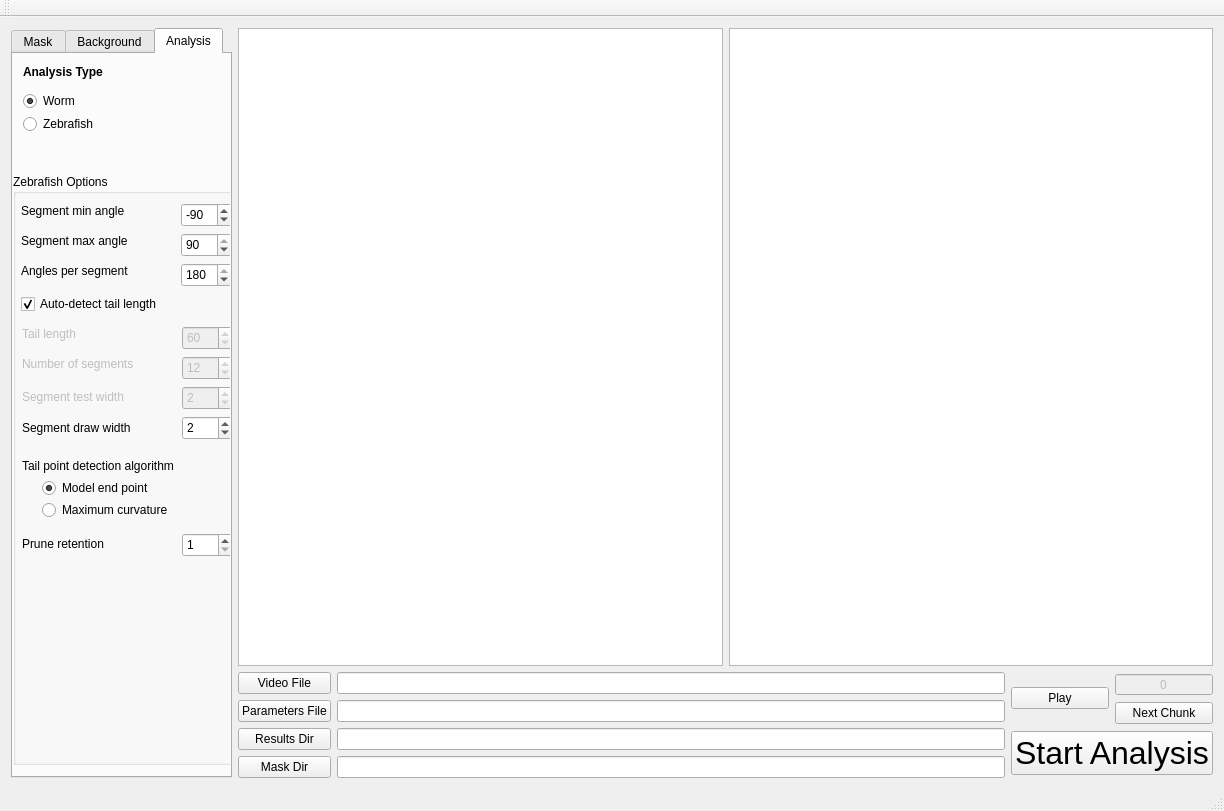
Old version of the form tierpsy/gui/QtDesignerFiles/GetMaskParams.ui in the repository ver228/tierpsy-tracker.
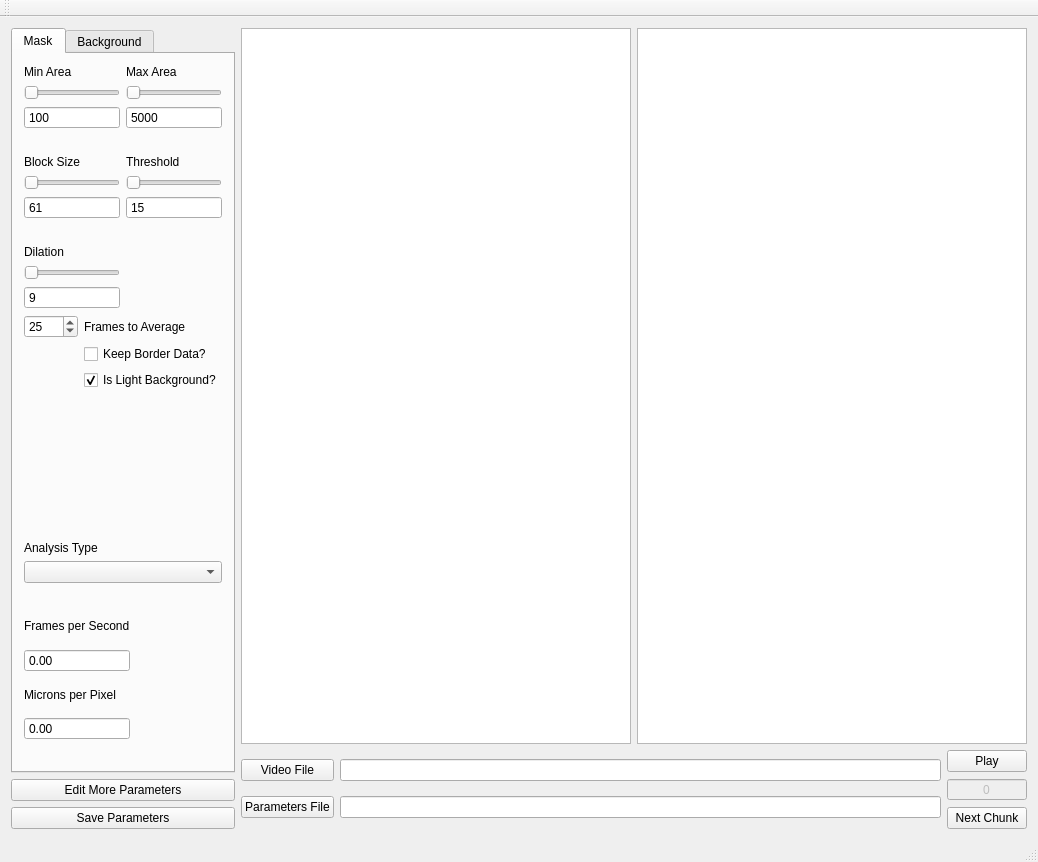
New version of the form. The open tabs and pages were chosen to show the change.

Diff of the .ui file:
```diff
--- a/tierpsy/gui/QtDesignerFiles/GetMaskParams.ui
+++ b/tierpsy/gui/QtDesignerFiles/GetMaskParams.ui
@@ -6,8 +6,8 @@
    <rect>
     <x>0</x>
     <y>0</y>
-    <width>1224</width>
-    <height>811</height>
+    <width>1038</width>
+    <height>862</height>
    </rect>
   </property>
   <property name="windowTitle">
@@ -18,6 +18,8 @@
     <item>
      <layout class="QHBoxLayout" name="horizontalLayout_5" stretch="0,8">
       <item>
+       <layout class="QVBoxLayout" name="verticalLayout_5">
+        <item>
        <widget class="QTabWidget" name="tabWidget">
         <property name="sizePolicy">
          <sizepolicy hsizetype="MinimumExpanding" vsizetype="MinimumExpanding">
@@ -29,21 +31,169 @@
          <string notr="true"/>
         </property>
         <property name="currentIndex">
-         <number>1</number>
+           <number>0</number>
         </property>
         <widget class="QWidget" name="tab_mask">
          <attribute name="title">
           <string>Mask</string>
          </attribute>
-         <layout class="QVBoxLayout" name="verticalLayout_2">
-          <item>
+           <layout class="QGridLayout" name="gridLayout_6">
+            <item row="2" column="0">
+             <layout class="QGridLayout" name="gridLayout_5">
+              <item row="3" column="1">
+               <widget class="QLabel" name="label_min_area_2">
+                <property name="sizePolicy">
+                 <sizepolicy hsizetype="Preferred" vsizetype="Minimum">
+                  <horstretch>0</horstretch>
+                  <verstretch>0</verstretch>
+                 </sizepolicy>
+                </property>
+                <property name="text">
+                 <string>Frames per Second</string>
+                </property>
+               </widget>
+              </item>
+              <item row="8" column="1" colspan="2">
+               <spacer name="horizontalSpacer_4">
+                <property name="orientation">
+                 <enum>Qt::Horizontal</enum>
+                </property>
+                <property name="sizeHint" stdset="0">
+                 <size>
+                  <width>40</width>
+                  <height>20</height>
+                 </size>
+                </property>
+               </spacer>
+              </item>
+              <item row="6" column="1">
+               <widget class="QDoubleSpinBox" name="p_microns_per_pixel">
+                <property name="frame">
+                 <bool>true</bool>
+                </property>
+                <property name="buttonSymbols">
+                 <enum>QAbstractSpinBox::NoButtons</enum>
+                </property>
+                <property name="accelerated">
+                 <bool>false</bool>
+                </property>
+                <property name="keyboardTracking">
+                 <bool>true</bool>
+                </property>
+               </widget>
+              </item>
+              <item row="0" column="1">
+               <widget class="QLabel" name="label_max_aea_2">
+                <property name="sizePolicy">
+                 <sizepolicy hsizetype="Preferred" vsizetype="Maximum">
+                  <horstretch>0</horstretch>
+                  <verstretch>0</verstretch>
+                 </sizepolicy>
+                </property>
+                <property name="text">
+                 <string>Analysis Type</string>
+                </property>
+               </widget>
+              </item>
+              <item row="2" column="1" colspan="2">
+               <spacer name="horizontalSpacer_5">
+                <property name="orientation">
+                 <enum>Qt::Horizontal</enum>
+                </property>
+                <property name="sizeHint" stdset="0">
+                 <size>
+                  <width>40</width>
+                  <height>20</height>
+                 </size>
+                </property>
+               </spacer>
+              </item>
+              <item row="1" column="1" colspan="2">
+               <widget class="QComboBox" name="p_analysis_type"/>
+              </item>
+              <item row="5" column="1">
+               <widget class="QLabel" name="label_min_area_3">
+                <property name="sizePolicy">
+                 <sizepolicy hsizetype="Preferred" vsizetype="Minimum">
+                  <horstretch>0</horstretch>
+                  <verstretch>0</verstretch>
+                 </sizepolicy>
+                </property>
+                <property name="text">
+                 <string>Microns per Pixel</string>
+                </property>
+               </widget>
+              </item>
+              <item row="4" column="1">
+               <widget class="QDoubleSpinBox" name="p_expected_fps">
+                <property name="enabled">
+                 <bool>true</bool>
+                </property>
+                <property name="buttonSymbols">
+                 <enum>QAbstractSpinBox::NoButtons</enum>
+                </property>
+               </widget>
+              </item>
+             </layout>
+            </item>
+            <item row="1" column="0">
+             <layout class="QFormLayout" name="formLayout">
+              <property name="sizeConstraint">
+               <enum>QLayout::SetDefaultConstraint</enum>
+              </property>
+              <property name="fieldGrowthPolicy">
+               <enum>QFormLayout::FieldsStayAtSizeHint</enum>
+              </property>
+              <item row="1" column="0">
+               <widget class="QSpinBox" name="p_compression_buff">
+                <property name="buttonSymbols">
+                 <enum>QAbstractSpinBox::UpDownArrows</enum>
+                </property>
+                <property name="minimum">
+                 <number>1</number>
+                </property>
+                <property name="maximum">
+                 <number>1000</number>
+                </property>
+                <property name="value">
+                 <number>25</number>
+                </property>
+               </widget>
+              </item>
+              <item row="1" column="1">
+               <widget class="QLabel" name="label_5">
+                <property name="text">
+                 <string>Frames to Average</string>
+                </property>
+               </widget>
+              </item>
+              <item row="2" column="1">
+               <widget class="QCheckBox" name="p_keep_border_data">
+                <property name="text">
+                 <string>Keep Border Data?</string>
+                </property>
+               </widget>
+              </item>
+              <item row="3" column="1">
+               <widget class="QCheckBox" name="p_is_light_background">
+                <property name="text">
+                 <string>Is Light Background?</string>
+                </property>
+                <property name="checked">
+                 <bool>true</bool>
+                </property>
+               </widget>
+              </item>
+             </layout>
+            </item>
+            <item row="0" column="0">
            <layout class="QVBoxLayout" name="verticalLayout">
             <item>
              <layout class="QGridLayout" name="gridLayout_3">
               <item row="4" column="2">
                <widget class="QLabel" name="label_thresh_C">
                 <property name="text">
-                 <string>Thresh_C</string>
+                   <string>Threshold</string>
                 </property>
                 <property name="alignment">
                  <set>Qt::AlignLeading|Qt::AlignLeft|Qt::AlignVCenter</set>
@@ -51,7 +201,7 @@
                </widget>
               </item>
               <item row="1" column="1">
-               <widget class="QSlider" name="horizontalSlider_min_area">
+                 <widget class="QSlider" name="horizontalSlider_mask_min_area">
                 <property name="maximum">
                  <number>10000</number>
                 </property>
@@ -110,7 +260,7 @@
                </spacer>
               </item>
               <item row="1" column="2">
-               <widget class="QSlider" name="horizontalSlider_max_area">
+                 <widget class="QSlider" name="horizontalSlider_mask_max_area">
                 <property name="minimum">
                  <number>0</number>
                 </property>
@@ -129,7 +279,7 @@
                </widget>
               </item>
               <item row="6" column="1">
-               <widget class="QSpinBox" name="spinBox_block_size">
+                 <widget class="QSpinBox" name="p_thresh_block_size">
                 <property name="sizePolicy">
                  <sizepolicy hsizetype="Minimum" vsizetype="Fixed">
                   <horstretch>0</horstretch>
@@ -151,7 +301,7 @@
                </widget>
               </item>
               <item row="6" column="2">
-               <widget class="QSpinBox" name="spinBox_thresh_C">
+                 <widget class="QSpinBox" name="p_thresh_C">
                 <property name="buttonSymbols">
                  <enum>QAbstractSpinBox::NoButtons</enum>
                 </property>
@@ -209,7 +359,7 @@
                </widget>
               </item>
               <item row="10" column="1">
-               <widget class="QSpinBox" name="spinBox_dilation_size">
+                 <widget class="QSpinBox" name="p_dilation_size">
                 <property name="buttonSymbols">
                  <enum>QAbstractSpinBox::NoButtons</enum>
                 </property>
@@ -238,7 +388,7 @@
                </widget>
               </item>
               <item row="2" column="2">
-               <widget class="QSpinBox" name="spinBox_max_area">
+                 <widget class="QSpinBox" name="p_mask_max_area">
                 <property name="frame">
                  <bool>true</bool>
                 </property>
@@ -251,9 +401,6 @@
                 <property name="keyboardTracking">
                  <bool>true</bool>
                 </property>
-                <property name="showGroupSeparator" stdset="0">
-                 <bool>false</bool>
-                </property>
                 <property name="minimum">
                  <number>10</number>
                 </property>
@@ -263,10 +410,16 @@
                 <property name="value">
                  <number>5000</number>
                 </property>
+                  <property name="showGroupSeparator" stdset="0">
+                   <bool>false</bool>
+                  </property>
                </widget>
               </item>
               <item row="2" column="1">
-               <widget class="QSpinBox" name="spinBox_min_area">
+                 <widget class="QSpinBox" name="p_mask_min_area">
+                  <property name="enabled">
+                   <bool>true</bool>
+                  </property>
                 <property name="buttonSymbols">
                  <enum>QAbstractSpinBox::NoButtons</enum>
                 </property>
@@ -279,7 +432,7 @@
                </widget>
               </item>
               <item row="5" column="1">
-               <widget class="QSlider" name="horizontalSlider_block_size">
+                 <widget class="QSlider" name="horizontalSlider_thresh_block_size">
                 <property name="maximum">
                  <number>500</number>
                 </property>
@@ -292,84 +445,6 @@
             </item>
            </layout>
           </item>
-          <item>
-           <layout class="QFormLayout" name="formLayout">
-            <item row="1" column="0">
-             <widget class="QSpinBox" name="spinBox_buff_size">
-              <property name="buttonSymbols">
-               <enum>QAbstractSpinBox::UpDownArrows</enum>
-              </property>
-              <property name="minimum">
-               <number>1</number>
-              </property>
-              <property name="maximum">
-               <number>1000</number>
-              </property>
-              <property name="value">
-               <number>25</number>
-              </property>
-             </widget>
-            </item>
-            <item row="1" column="1">
-             <widget class="QLabel" name="label_5">
-              <property name="text">
-               <string>Frames to average</string>
-              </property>
-             </widget>
-            </item>
-            <item row="2" column="0">
-             <widget class="QDoubleSpinBox" name="spinBox_fps">
-              <property name="value">
-               <double>25.000000000000000</double>
-              </property>
-             </widget>
-            </item>
-            <item row="2" column="1">
-             <widget class="QLabel" name="label_fps">
-              <property name="text">
-               <string>Expected FPS</string>
-              </property>
-             </widget>
-            </item>
-            <item row="3" column="1">
-             <widget class="QCheckBox" name="checkBox_keepBorderData">
-              <property name="text">
-               <string>keep border data?</string>
-              </property>
-             </widget>
-            </item>
-            <item row="4" column="1">
-             <widget class="QCheckBox" name="checkBox_isLightBgnd">
-              <property name="text">
-               <string>is light background?</string>
-              </property>
-              <property name="checked">
-               <bool>true</bool>
-              </property>
-             </widget>
-            </item>
-           </layout>
-          </item>
-          <item>
-           <widget class="QPushButton" name="pushButton_saveParam">
-            <property name="sizePolicy">
-             <sizepolicy hsizetype="Minimum" vsizetype="Fixed">
-              <horstretch>0</horstretch>
-              <verstretch>0</verstretch>
-             </sizepolicy>
-            </property>
-            <property name="text">
-             <string>Save Parameters</string>
-            </property>
-           </widget>
-          </item>
-          <item>
-           <widget class="QPushButton" name="pushButton_moreParams">
-            <property name="text">
-             <string>Edit more parameters</string>
-            </property>
-           </widget>
-          </item>
          </layout>
         </widget>
         <widget class="QWidget" name="tab_bgnd">
@@ -403,7 +478,7 @@
              </widget>
             </item>
             <item row="1" column="0">
-             <widget class="QSpinBox" name="spinBox_bgnd_buff_size">
+               <widget class="QSpinBox" name="p_mask_bgnd_buff_size">
               <property name="minimum">
                <number>1</number>
               </property>
@@ -423,7 +498,7 @@
              </widget>
             </item>
             <item row="3" column="0">
-             <widget class="QSpinBox" name="spinBox_bgnd_frame_gap">
+               <widget class="QSpinBox" name="p_mask_bgnd_frame_gap">
               <property name="minimum">
                <number>1</number>
               </property>
@@ -452,402 +527,29 @@
           </item>
          </layout>
         </widget>
-        <widget class="QWidget" name="tab_analysis">
-         <property name="enabled">
-          <bool>true</bool>
-         </property>
-         <attribute name="title">
-          <string>Analysis</string>
-         </attribute>
-         <widget class="QRadioButton" name="radioButton_analysisType_worm">
-          <property name="geometry">
-           <rect>
-            <x>10</x>
-            <y>37</y>
-            <width>100</width>
-            <height>20</height>
-           </rect>
-          </property>
-          <property name="text">
-           <string>Worm</string>
-          </property>
-          <property name="checked">
-           <bool>true</bool>
-          </property>
-          <attribute name="buttonGroup">
-           <string notr="true">buttonGroup_analysisType</string>
-          </attribute>
          </widget>
-         <widget class="QRadioButton" name="radioButton_analysisType_zebrafish">
-          <property name="geometry">
-           <rect>
-            <x>10</x>
-            <y>60</y>
-            <width>100</width>
-            <height>20</height>
-           </rect>
-          </property>
+        </item>
+        <item>
+         <widget class="QPushButton" name="pushButton_moreParams">
           <property name="text">
-           <string>Zebrafish</string>
+           <string>Edit More Parameters</string>
           </property>
-          <attribute name="buttonGroup">
-           <string notr="true">buttonGroup_analysisType</string>
-          </attribute>
          </widget>
-         <widget class="QLabel" name="label_7">
-          <property name="geometry">
-           <rect>
-            <x>10</x>
-            <y>10</y>
-            <width>121</width>
-            <height>16</height>
-           </rect>
+        </item>
+        <item>
+         <widget class="QPushButton" name="pushButton_saveParam">
+          <property name="sizePolicy">
+           <sizepolicy hsizetype="Minimum" vsizetype="Fixed">
+            <horstretch>0</horstretch>
+            <verstretch>0</verstretch>
+           </sizepolicy>
           </property>
-          <property name="styleSheet">
-           <string notr="true">font-weight: bold;</string>
-          </property>
           <property name="text">
-           <string>Analysis Type</string>
+           <string>Save Parameters</string>
           </property>
          </widget>
-         <widget class="QGroupBox" name="groupBox_zebrafishOptions">
-          <property name="geometry">
-           <rect>
-            <x>0</x>
-            <y>120</y>
-            <width>231</width>
-            <height>591</height>
-           </rect>
-          </property>
-          <property name="title">
-           <string>Zebrafish Options</string>
-          </property>
-          <widget class="QSpinBox" name="spinBox_zf_tailLength">
-           <property name="enabled">
-            <bool>false</bool>
-           </property>
-           <property name="geometry">
-            <rect>
-             <x>169</x>
-             <y>152</y>
-             <width>51</width>
-             <height>24</height>
-            </rect>
-           </property>
-           <property name="maximum">
-            <number>500</number>
-           </property>
-           <property name="value">
-            <number>60</number>
-           </property>
-          </widget>
-          <widget class="QLabel" name="label_zf_tailLength">
-           <property name="enabled">
-            <bool>false</bool>
-           </property>
-           <property name="geometry">
-            <rect>
-             <x>9</x>
-             <y>152</y>
-             <width>121</width>
-             <height>16</height>
-            </rect>
-           </property>
-           <property name="text">
-            <string>Tail length</string>
-           </property>
-          </widget>
-          <widget class="QSpinBox" name="spinBox_zf_minAngle">
-           <property name="geometry">
-            <rect>
-             <x>168</x>
-             <y>29</y>
-             <width>51</width>
-             <height>24</height>
-            </rect>
-           </property>
-           <property name="minimum">
-            <number>-180</number>
-           </property>
-           <property name="maximum">
-            <number>180</number>
-           </property>
-           <property name="value">
-            <number>-90</number>
-           </property>
-          </widget>
-          <widget class="QLabel" name="label_10">
-           <property name="geometry">
-            <rect>
-             <x>8</x>
-             <y>59</y>
-             <width>121</width>
-             <height>16</height>
-            </rect>
-           </property>
-           <property name="text">
-            <string>Segment max angle</string>
-           </property>
-          </widget>
-          <widget class="QSpinBox" name="spinBox_zf_maxAngle">
-           <property name="geometry">
-            <rect>
-             <x>168</x>
-             <y>59</y>
-             <width>51</width>
-             <height>24</height>
-            </rect>
-           </property>
-           <property name="minimum">
-            <number>-90</number>
-           </property>
-           <property name="maximum">
-            <number>90</number>
-           </property>
-           <property name="value">
-            <number>90</number>
-           </property>
-          </widget>
-          <widget class="QLabel" name="label_9">
-           <property name="geometry">
-            <rect>
-             <x>8</x>
-             <y>29</y>
-             <width>121</width>
-             <height>16</height>
-            </rect>
-           </property>
-           <property name="text">
-            <string>Segment min angle</string>
-           </property>
-          </widget>
-          <widget class="QSpinBox" name="spinBox_zf_numberOfSegments">
-           <property name="enabled">
-            <bool>false</bool>
-           </property>
-           <property name="geometry">
-            <rect>
-             <x>169</x>
-             <y>182</y>
-             <width>51</width>
-             <height>24</height>
-            </rect>
-           </property>
-           <property name="minimum">
-            <number>1</number>
-           </property>
-           <property name="value">
-            <number>12</number>
-           </property>
-          </widget>
-          <widget class="QLabel" name="label_11">
-           <property name="geometry">
-            <rect>
-             <x>8</x>
-             <y>89</y>
-             <width>121</width>
-             <height>16</height>
-            </rect>
-           </property>
-           <property name="text">
-            <string>Angles per segment</string>
-           </property>
-          </widget>
-          <widget class="QLabel" name="label_zf_numberOfSegments">
-           <property name="enabled">
-            <bool>false</bool>
-           </property>
-           <property name="geometry">
-            <rect>
-             <x>9</x>
-             <y>182</y>
-             <width>131</width>
-             <height>16</height>
-            </rect>
-           </property>
-           <property name="text">
-            <string>Number of segments</string>
-           </property>
-          </widget>
-          <widget class="QSpinBox" name="spinBox_zf_anglesPerSegment">
-           <property name="geometry">
-            <rect>
-             <x>168</x>
-             <y>89</y>
-             <width>51</width>
-             <height>24</height>
-            </rect>
-           </property>
-           <property name="maximum">
-            <number>180</number>
-           </property>
-           <property name="value">
-            <number>180</number>
-           </property>
-          </widget>
-          <widget class="QSpinBox" name="spinBox_zf_segmentDrawWidth">
-           <property name="geometry">
-            <rect>
-             <x>169</x>
-             <y>242</y>
-             <width>51</width>
-             <height>24</height>
-            </rect>
-           </property>
-           <property name="minimum">
-            <number>1</number>
-           </property>
-           <property name="value">
-            <number>2</number>
-           </property>
-          </widget>
-          <widget class="QLabel" name="label_14">
-           <property name="geometry">
-            <rect>
-             <x>9</x>
-             <y>284</y>
-             <width>191</width>
-             <height>16</height>
-            </rect>
-           </property>
-           <property name="text">
-            <string>Tail point detection algorithm</string>
-           </property>
-          </widget>
-          <widget class="QSpinBox" name="spinBox_zf_segmentTestWidth">
-           <property name="enabled">
-            <bool>false</bool>
-           </property>
-           <property name="geometry">
-            <rect>
-             <x>169</x>
-             <y>212</y>
-             <width>51</width>
-             <height>24</height>
-            </rect>
-           </property>
-           <property name="minimum">
-            <number>1</number>
-           </property>
-           <property name="value">
-            <number>2</number>
-           </property>
-          </widget>
-          <widget class="QLabel" name="label_15">
-           <property name="geometry">
-            <rect>
-             <x>9</x>
-             <y>362</y>
-             <width>141</width>
-             <height>16</height>
-            </rect>
-           </property>
-           <property name="text">
-            <string>Prune retention</string>
-           </property>
-          </widget>
-          <widget class="QLabel" name="label_zf_segmentDrawWidth">
-           <property name="geometry">
-            <rect>
-             <x>9</x>
-             <y>246</y>
-             <width>151</width>
-             <height>16</height>
-            </rect>
-           </property>
-           <property name="text">
-            <string>Segment draw width</string>
-           </property>
-          </widget>
-          <widget class="QLabel" name="label_zf_segmentTestWidth">
-           <property name="enabled">
-            <bool>false</bool>
-           </property>
-           <property name="geometry">
-            <rect>
-             <x>9</x>
-             <y>215</y>
-             <width>141</width>
-             <height>16</height>
-            </rect>
-           </property>
-           <property name="text">
-            <string>Segment test width</string>
-           </property>
-          </widget>
-          <widget class="QRadioButton" name="radioButton_zf_tailDetection_modelEndPoint">
-           <property name="geometry">
-            <rect>
-             <x>29</x>
-             <y>304</y>
-             <width>141</width>
-             <height>20</height>
-            </rect>
-           </property>
-           <property name="text">
-            <string>Model end point</string>
-           </property>
-           <property name="checked">
-            <bool>true</bool>
-           </property>
-           <attribute name="buttonGroup">
-            <string notr="true">buttonGroup_zf_tailPointDetectionAlgorithm</string>
-           </attribute>
-          </widget>
-          <widget class="QRadioButton" name="radioButton_zf_tailDetection_maximumCurvature">
-           <property name="geometry">
-            <rect>
-             <x>29</x>
-             <y>326</y>
-             <width>151</width>
-             <height>20</height>
-            </rect>
-           </property>
-           <property name="text">
-            <string>Maximum curvature</string>
-           </property>
-           <attribute name="buttonGroup">
-            <string notr="true">buttonGroup_zf_tailPointDetectionAlgorithm</string>
-           </attribute>
-          </widget>
-          <widget class="QSpinBox" name="spinBox_zf_pruneRetention">
-           <property name="geometry">
-            <rect>
-             <x>169</x>
-             <y>359</y>
-             <width>51</width>
-             <height>24</height>
-            </rect>
-           </property>
-           <property name="minimum">
-            <number>1</number>
-           </property>
-           <property name="maximum">
-            <number>1000</number>
-           </property>
-           <property name="value">
-            <number>1</number>
-           </property>
-          </widget>
-          <widget class="QCheckBox" name="checkBox_autoDetectTailLength">
-           <property name="geometry">
-            <rect>
-             <x>8</x>
-             <y>120</y>
-             <width>171</width>
-             <height>20</height>
-            </rect>
-           </property>
-           <property name="text">
-            <string>Auto-detect tail length</string>
-           </property>
-           <property name="checked">
-            <bool>true</bool>
-           </property>
-          </widget>
-         </widget>
-        </widget>
-       </widget>
+        </item>
+       </layout>
       </item>
       <item>
        <layout class="QVBoxLayout" name="verticalLayout_7">
@@ -898,20 +600,17 @@
           <item>
            <widget class="QWidget" name="widget" native="true">
             <layout class="QHBoxLayout" name="horizontalLayout_3">
-             <property name="leftMargin">
-              <number>0</number>
-             </property>
-             <property name="topMargin">
-              <number>0</number>
-             </property>
-             <property name="rightMargin">
-              <number>0</number>
-             </property>
-             <property name="bottomMargin">
+             <property name="margin">
               <number>0</number>
              </property>
              <item>
               <layout class="QGridLayout" name="gridLayout">
+               <item row="1" column="1">
+                <widget class="QLineEdit" name="lineEdit_paramFile"/>
+               </item>
+               <item row="0" column="1">
+                <widget class="QLineEdit" name="lineEdit_video"/>
+               </item>
                <item row="0" column="0">
                 <widget class="QPushButton" name="pushButton_video">
                  <property name="sizePolicy">
@@ -925,32 +624,6 @@
                  </property>
                 </widget>
                </item>
-               <item row="2" column="1">
-                <widget class="QLineEdit" name="lineEdit_results"/>
-               </item>
-               <item row="0" column="1">
-                <widget class="QLineEdit" name="lineEdit_video"/>
-               </item>
-               <item row="3" column="1">
-                <widget class="QLineEdit" name="lineEdit_mask">
-                 <property name="readOnly">
-                  <bool>false</bool>
-                 </property>
-                </widget>
-               </item>
-               <item row="3" column="0">
-                <widget class="QPushButton" name="pushButton_mask">
-                 <property name="sizePolicy">
-                  <sizepolicy hsizetype="Preferred" vsizetype="Fixed">
-                   <horstretch>0</horstretch>
-                   <verstretch>0</verstretch>
-                  </sizepolicy>
-                 </property>
-                 <property name="text">
-                  <string>Mask Dir</string>
-                 </property>
-                </widget>
-               </item>
                <item row="1" column="0">
                 <widget class="QPushButton" name="pushButton_paramFile">
                  <property name="sizePolicy">
@@ -964,22 +637,6 @@
                  </property>
                 </widget>
                </item>
-               <item row="1" column="1">
-                <widget class="QLineEdit" name="lineEdit_paramFile"/>
-               </item>
-               <item row="2" column="0">
-                <widget class="QPushButton" name="pushButton_results">
-                 <property name="sizePolicy">
-                  <sizepolicy hsizetype="Preferred" vsizetype="Fixed">
-                   <horstretch>0</horstretch>
-                   <verstretch>0</verstretch>
-                  </sizepolicy>
-                 </property>
-                 <property name="text">
-                  <string>Results Dir</string>
-                 </property>
-                </widget>
-               </item>
               </layout>
              </item>
              <item>
@@ -987,19 +644,6 @@
                <item>
                 <layout class="QGridLayout" name="gridLayout_2">
                  <item row="1" column="1">
-                  <widget class="QPushButton" name="pushButton_next">
-                   <property name="sizePolicy">
-                    <sizepolicy hsizetype="Preferred" vsizetype="Fixed">
-                     <horstretch>0</horstretch>
-                     <verstretch>0</verstretch>
-                    </sizepolicy>
-                   </property>
-                   <property name="text">
-                    <string>Next Chunk</string>
-                   </property>
-                  </widget>
-                 </item>
-                 <item row="0" column="1">
                   <widget class="QSpinBox" name="spinBox_frame_number">
                    <property name="enabled">
                     <bool>false</bool>
@@ -1022,15 +666,28 @@
                    <property name="accelerated">
                     <bool>false</bool>
                    </property>
-                   <property name="showGroupSeparator" stdset="0">
-                    <bool>false</bool>
-                   </property>
                    <property name="maximum">
                     <number>100000000</number>
                    </property>
+                   <property name="showGroupSeparator" stdset="0">
+                    <bool>false</bool>
+                   </property>
                   </widget>
                  </item>
-                 <item row="0" column="0" rowspan="2">
+                 <item row="2" column="1">
+                  <widget class="QPushButton" name="pushButton_next">
+                   <property name="sizePolicy">
+                    <sizepolicy hsizetype="Preferred" vsizetype="Fixed">
+                     <horstretch>0</horstretch>
+                     <verstretch>0</verstretch>
+                    </sizepolicy>
+                   </property>
+                   <property name="text">
+                    <string>Next Chunk</string>
+                   </property>
+                  </widget>
+                 </item>
+                 <item row="0" column="1">
                   <widget class="QPushButton" name="pushButton_play">
                    <property name="text">
                     <string>Play</string>
@@ -1039,42 +696,6 @@
                  </item>
                 </layout>
                </item>
-               <item>
-                <widget class="QPushButton" name="pushButton_start">
-                 <property name="sizePolicy">
-                  <sizepolicy hsizetype="Maximum" vsizetype="Fixed">
-                   <horstretch>0</horstretch>
-                   <verstretch>0</verstretch>
-                  </sizepolicy>
-                 </property>
-                 <property name="font">
-                  <font>
-                   <pointsize>24</pointsize>
-                  </font>
-                 </property>
-                 <property name="mouseTracking">
-                  <bool>false</bool>
-                 </property>
-                 <property name="autoFillBackground">
-                  <bool>false</bool>
-                 </property>
-                 <property name="text">
-                  <string>Start Analysis</string>
-                 </property>
-                 <property name="checkable">
-                  <bool>false</bool>
-                 </property>
-                 <property name="autoDefault">
-                  <bool>false</bool>
-                 </property>
-                 <property name="default">
-                  <bool>false</bool>
-                 </property>
-                 <property name="flat">
-                  <bool>false</bool>
-                 </property>
-                </widget>
-               </item>
               </layout>
              </item>
             </layout>
@@ -1093,7 +714,7 @@
     <rect>
      <x>0</x>
      <y>0</y>
-     <width>1224</width>
+     <width>1038</width>
      <height>22</height>
     </rect>
    </property>
```
Left out of the diff: 6 changed lines with no effect on the pictures. Lines whose indentation alone changed are shown as unchanged.
